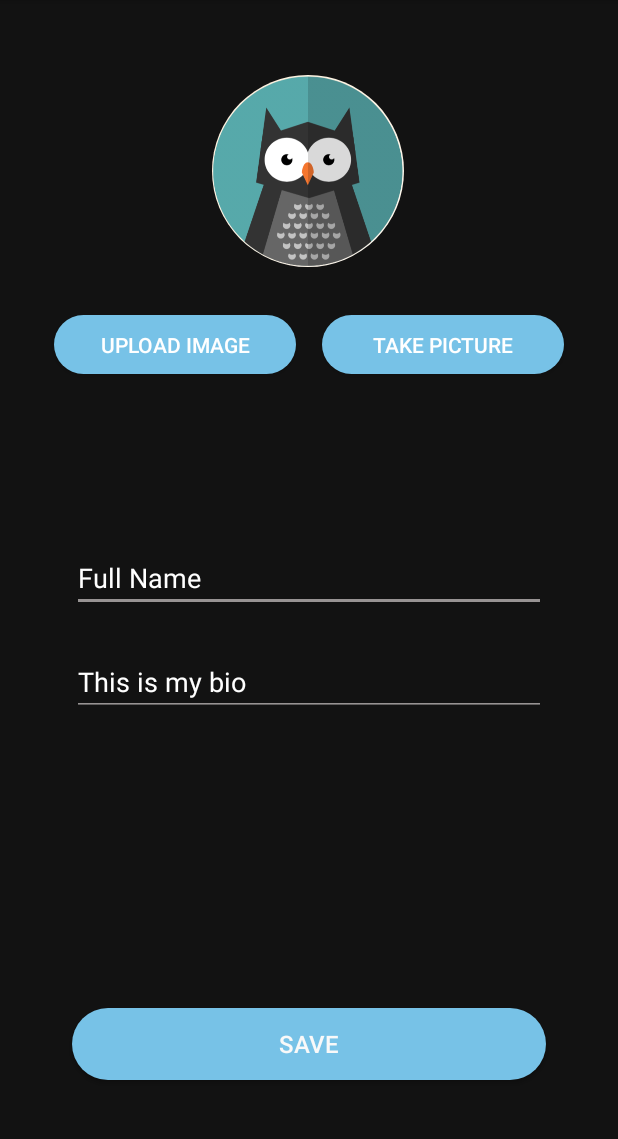
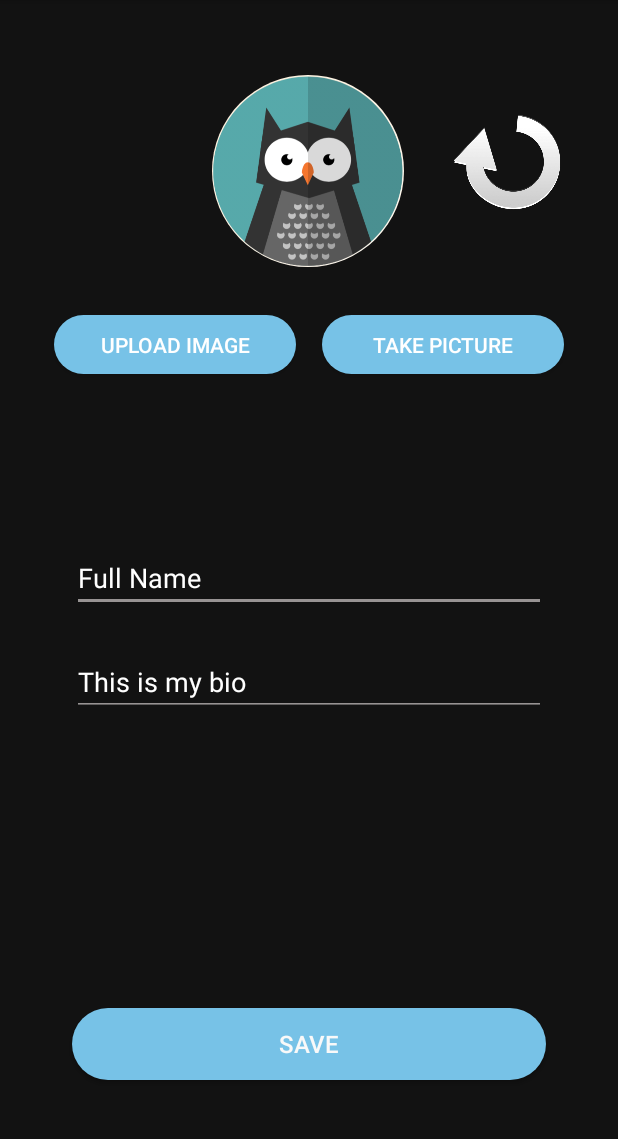
Before and after one commit to lil55cy/StorySharing, an Android app: the EditProfileActivity screen opened directly, with no data from a screen before it, on a phone screen of 412 x 824 dp, the part 84-1223 px from its top. Run offline under Robolectric (Android 15) with nearby library versions, the phone set to English and light mode, and no system bars; our stand-ins replace CircleImageView, Firebase (no records; nobody signed in at launch, a user with empty details on screens opened directly); 2 statements that could not run were skipped.

Commit message:
rotate photo

```diff
--- a/StorySharing/app/src/main/res/layout/activity_edit_profile.xml
+++ b/StorySharing/app/src/main/res/layout/activity_edit_profile.xml
@@ -101,4 +101,14 @@
         app:layout_constraintStart_toStartOf="parent"
         app:layout_constraintTop_toBottomOf="@+id/edit_name" />
 
+    <Button
+        android:id="@+id/button"
+        android:layout_width="77dp"
+        android:layout_height="76dp"
+        android:layout_marginTop="20dp"
+        android:layout_marginStart="30dp"
+        android:background="@drawable/rotate"
+        app:layout_constraintStart_toEndOf="@id/profile_photo"
+        app:layout_constraintTop_toTopOf="@id/profile_photo" />
+
 </androidx.constraintlayout.widget.ConstraintLayout>
```
Also changed, not shown: StorySharing/app/src/main/java/com/example/storysharing/EditProfileActivity.java (+26 -0 lines), StorySharing/app/src/main/java/com/example/storysharing/FirebaseUtility.java (+18 -0 lines), StorySharing/app/src/main/java/com/example/storysharing/ui/login/CreateAccountActivity.java (+6 -2 lines), StorySharing/app/src/main/res/drawable-v24/rotate.png (added).
